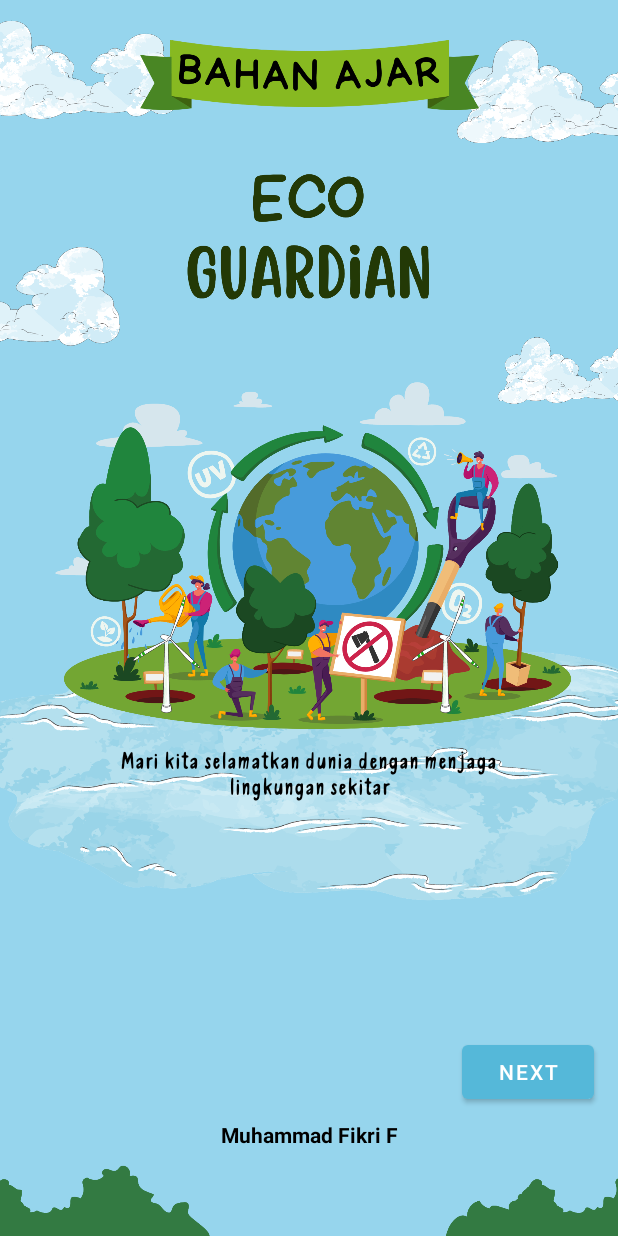
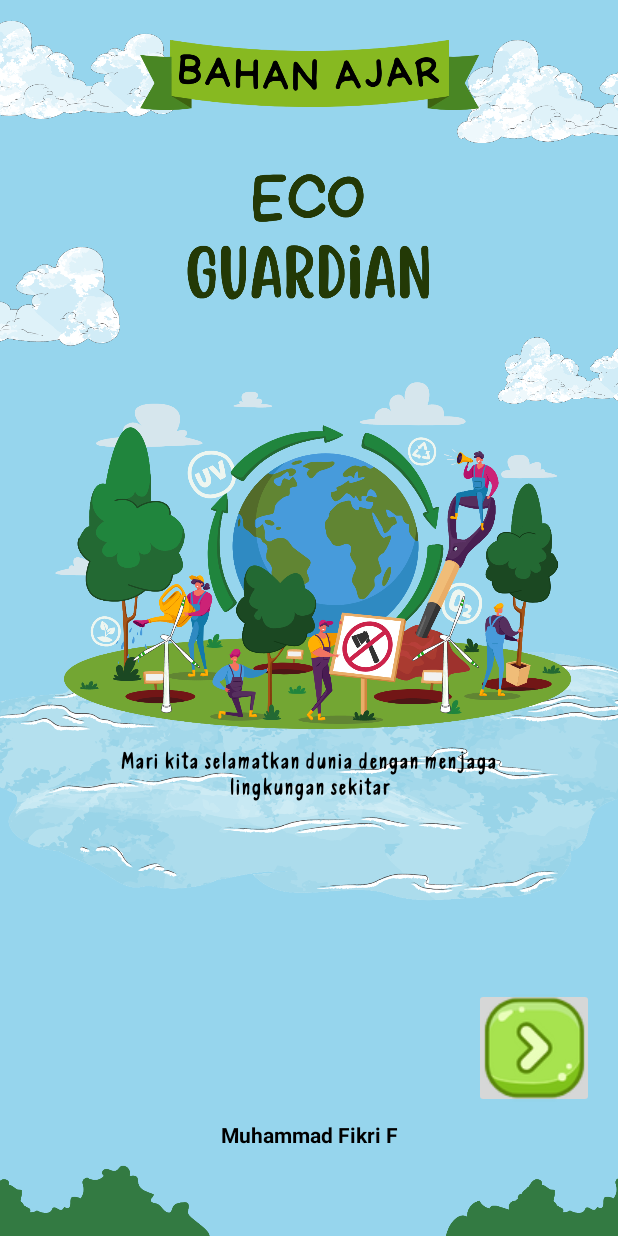
Before and after one commit to yendrapriambada/EcoGuardian, an Android app: the layout activity_main.xml on its own in the app's theme, with its tools: preview values and no code run, on a phone screen of 412 x 824 dp. Run offline under Robolectric (Android 15) with nearby library versions, the phone set to English and light mode, and no system bars.

Commit message:
add button to page one

```diff
--- a/app/src/main/res/layout/activity_main.xml
+++ b/app/src/main/res/layout/activity_main.xml
@@ -137,13 +137,13 @@
         app:layout_constraintStart_toStartOf="parent"
         app:layout_constraintEnd_toEndOf="parent"/>
 
-    <Button
+    <ImageButton
         android:id="@+id/btn_next"
-        android:layout_width="wrap_content"
-        android:layout_height="wrap_content"
-        android:text="Next"
+        android:layout_width="80dp"
+        android:layout_height="80dp"
         android:layout_marginEnd="16dp"
         android:layout_marginBottom="8dp"
+        app:srcCompat="@drawable/btn_next"
         app:layout_constraintBottom_toTopOf="@+id/tv_author"
         app:layout_constraintEnd_toEndOf="parent"
         />
```
Also changed, not shown: app/src/main/res/drawable/asset_btn_next.png (added), app/src/main/res/drawable/btn_next.png (added).
